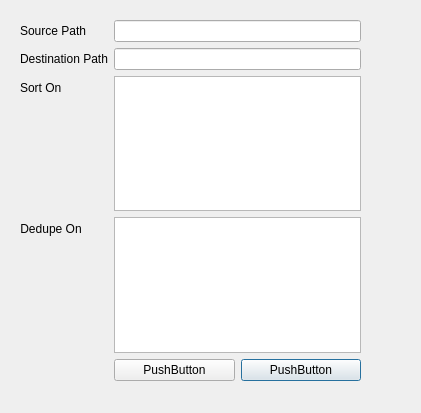
Qt form zeex/core/views/actions/merge_purge.ui (zbarge/zeex) before a commit.
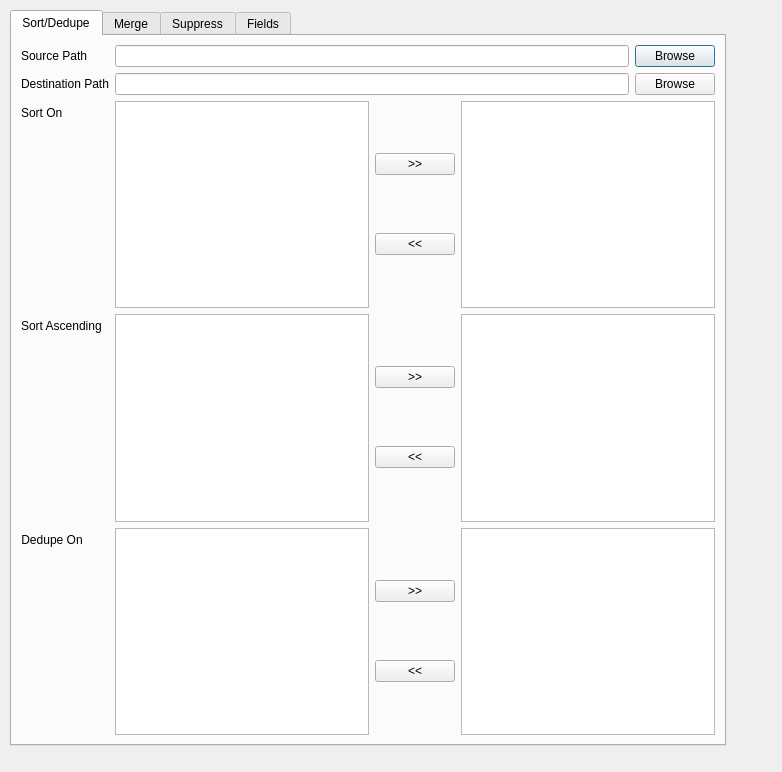
The same form after that commit. The open tabs and pages were chosen to show the change.

Commit message: Working on Merge/Purge feature.

```diff
--- a/zeex/core/views/actions/merge_purge.ui
+++ b/zeex/core/views/actions/merge_purge.ui
@@ -6,23 +6,47 @@
    <rect>
     <x>0</x>
     <y>0</y>
-    <width>421</width>
-    <height>413</height>
+    <width>782</width>
+    <height>772</height>
    </rect>
   </property>
+  <property name="sizePolicy">
+   <sizepolicy hsizetype="Expanding" vsizetype="Expanding">
+    <horstretch>0</horstretch>
+    <verstretch>0</verstretch>
+   </sizepolicy>
+  </property>
   <property name="windowTitle">
    <string>Merge/Purge</string>
   </property>
-  <widget class="QWidget" name="formLayoutWidget">
+  <widget class="QTabWidget" name="tabWidget">
    <property name="geometry">
     <rect>
-     <x>20</x>
-     <y>20</y>
-     <width>341</width>
-     <height>361</height>
+     <x>10</x>
+     <y>10</y>
+     <width>716</width>
+     <height>736</height>
     </rect>
    </property>
+   <property name="sizePolicy">
+    <sizepolicy hsizetype="Expanding" vsizetype="Expanding">
+     <horstretch>3</horstretch>
+     <verstretch>8</verstretch>
+    </sizepolicy>
+   </property>
+   <property name="currentIndex">
+    <number>2</number>
+   </property>
+   <widget class="QWidget" name="sortDropTab">
+    <attribute name="title">
+     <string>Sort/Dedupe</string>
+    </attribute>
+    <layout class="QVBoxLayout" name="verticalLayout">
+     <item>
    <layout class="QFormLayout" name="formLayout">
+       <property name="sizeConstraint">
+        <enum>QLayout::SetNoConstraint</enum>
+       </property>
     <property name="fieldGrowthPolicy">
      <enum>QFormLayout::AllNonFixedFieldsGrow</enum>
     </property>
@@ -34,8 +58,19 @@
      </widget>
     </item>
     <item row="0" column="1">
+        <layout class="QGridLayout" name="gridLayout_2">
+         <item row="0" column="1">
+          <widget class="QPushButton" name="sourcePathSelectButton">
+           <property name="text">
+            <string>Browse</string>
+           </property>
+          </widget>
+         </item>
+         <item row="0" column="0">
      <widget class="QLineEdit" name="sourcePathLineEdit"/>
     </item>
+        </layout>
+       </item>
     <item row="1" column="0">
      <widget class="QLabel" name="destPathLabel">
       <property name="text">
@@ -44,8 +79,19 @@
      </widget>
     </item>
     <item row="1" column="1">
+        <layout class="QGridLayout" name="gridLayout_3">
+         <item row="0" column="1">
+          <widget class="QPushButton" name="destPathSelectButton">
+           <property name="text">
+            <string>Browse</string>
+           </property>
+          </widget>
+         </item>
+         <item row="0" column="0">
      <widget class="QLineEdit" name="destPathLineEdit"/>
     </item>
+        </layout>
+       </item>
     <item row="2" column="0">
      <widget class="QLabel" name="sortOnLabel">
       <property name="text">
@@ -54,9 +100,73 @@
      </widget>
     </item>
     <item row="2" column="1">
-     <widget class="QColumnView" name="sortOnColumnView"/>
+        <layout class="QGridLayout" name="gridLayout">
+         <item row="0" column="0">
+          <layout class="QGridLayout" name="pushGrid">
+           <item row="0" column="3">
+            <widget class="QListView" name="sortOnRightView"/>
+           </item>
+           <item row="0" column="0">
+            <widget class="QListView" name="sortOnLeftView"/>
+           </item>
+           <item row="0" column="2">
+            <layout class="QGridLayout" name="btnGrid">
+             <item row="0" column="0">
+              <widget class="QPushButton" name="sortOnRightButton">
+               <property name="text">
+                <string>&gt;&gt;</string>
+               </property>
+              </widget>
+             </item>
+             <item row="1" column="0">
+              <widget class="QPushButton" name="sortOnLeftButton">
+               <property name="text">
+                <string>&lt;&lt;</string>
+               </property>
+              </widget>
+             </item>
+            </layout>
+           </item>
+          </layout>
+         </item>
+        </layout>
     </item>
     <item row="3" column="0">
+        <widget class="QLabel" name="sortAscLabel">
+         <property name="text">
+          <string>Sort Ascending</string>
+         </property>
+        </widget>
+       </item>
+       <item row="3" column="1">
+        <layout class="QGridLayout" name="pushGrid_2">
+         <item row="0" column="2">
+          <widget class="QListView" name="sortAscRightView"/>
+         </item>
+         <item row="0" column="1">
+          <layout class="QGridLayout" name="btnGrid_2">
+           <item row="0" column="0">
+            <widget class="QPushButton" name="sortAscRightButton">
+             <property name="text">
+              <string>&gt;&gt;</string>
+             </property>
+            </widget>
+           </item>
+           <item row="1" column="0">
+            <widget class="QPushButton" name="sortAscLeftButton">
+             <property name="text">
+              <string>&lt;&lt;</string>
+             </property>
+            </widget>
+           </item>
+          </layout>
+         </item>
+         <item row="0" column="0">
+          <widget class="QListView" name="sortAscLeftView"/>
+         </item>
+        </layout>
+       </item>
+       <item row="4" column="0">
      <widget class="QLabel" name="dedupeOnLabel">
       <property name="text">
        <string>Dedupe On</string>
@@ -69,28 +179,180 @@
       </property>
      </widget>
     </item>
-    <item row="3" column="1">
-     <widget class="QListView" name="dedupeOnListView"/>
-    </item>
     <item row="4" column="1">
-     <layout class="QGridLayout" name="btnGridLayout">
+        <layout class="QGridLayout" name="pushGrid_3">
+         <item row="0" column="2">
+          <widget class="QListView" name="dedupeOnRightView"/>
+         </item>
       <item row="0" column="1">
-       <widget class="QPushButton" name="btnCancel">
+          <layout class="QGridLayout" name="btnGrid_3">
+           <item row="0" column="0">
+            <widget class="QPushButton" name="dedupeOnRightButton">
         <property name="text">
-         <string>PushButton</string>
+              <string>&gt;&gt;</string>
         </property>
        </widget>
       </item>
+           <item row="1" column="0">
+            <widget class="QPushButton" name="dedupeOnLeftButton">
+             <property name="text">
+              <string>&lt;&lt;</string>
+             </property>
+            </widget>
+           </item>
+          </layout>
+         </item>
       <item row="0" column="0">
-       <widget class="QPushButton" name="btnExecute">
+          <widget class="QListView" name="dedupeOnLeftView"/>
+         </item>
+        </layout>
+       </item>
+      </layout>
+     </item>
+    </layout>
+   </widget>
+   <widget class="QWidget" name="mergeTab">
+    <attribute name="title">
+     <string>Merge</string>
+    </attribute>
+    <widget class="QWidget" name="formLayoutWidget_2">
+     <property name="geometry">
+      <rect>
+       <x>10</x>
+       <y>30</y>
+       <width>681</width>
+       <height>31</height>
+      </rect>
+     </property>
+     <layout class="QFormLayout" name="formLayout_2">
+      <property name="fieldGrowthPolicy">
+       <enum>QFormLayout::AllNonFixedFieldsGrow</enum>
+      </property>
+      <item row="0" column="0">
+       <widget class="QLabel" name="addMergeFileLabel">
         <property name="text">
-         <string>PushButton</string>
+         <string>Add File</string>
         </property>
        </widget>
       </item>
+      <item row="0" column="1">
+       <layout class="QGridLayout" name="gridLayout_4">
+        <item row="0" column="0">
+         <widget class="QLineEdit" name="addMergeFileLineEdit"/>
+        </item>
+        <item row="0" column="1">
+         <widget class="QPushButton" name="addMergeFilePushButton">
+          <property name="text">
+           <string>Browse</string>
+          </property>
+          <property name="checkable">
+           <bool>false</bool>
+          </property>
+          <property name="flat">
+           <bool>false</bool>
+          </property>
+         </widget>
+        </item>
      </layout>
     </item>
    </layout>
+    </widget>
+    <widget class="QWidget" name="mergeWidget" native="true">
+     <property name="geometry">
+      <rect>
+       <x>10</x>
+       <y>100</y>
+       <width>681</width>
+       <height>591</height>
+      </rect>
+     </property>
+    </widget>
+   </widget>
+   <widget class="QWidget" name="suppressTab">
+    <attribute name="title">
+     <string>Suppress</string>
+    </attribute>
+    <widget class="QWidget" name="formLayoutWidget_3">
+     <property name="geometry">
+      <rect>
+       <x>10</x>
+       <y>30</y>
+       <width>681</width>
+       <height>31</height>
+      </rect>
+     </property>
+     <layout class="QFormLayout" name="formLayout_3">
+      <property name="fieldGrowthPolicy">
+       <enum>QFormLayout::AllNonFixedFieldsGrow</enum>
+      </property>
+      <item row="0" column="0">
+       <widget class="QLabel" name="addSFileLabel">
+        <property name="text">
+         <string>Add File</string>
+        </property>
+       </widget>
+      </item>
+      <item row="0" column="1">
+       <layout class="QGridLayout" name="gridLayout_5">
+        <item row="0" column="0">
+         <widget class="QLineEdit" name="addSFileLineEdit"/>
+        </item>
+        <item row="0" column="1">
+         <widget class="QPushButton" name="addSFilePushButton">
+          <property name="text">
+           <string>Browse</string>
+          </property>
+          <property name="checkable">
+           <bool>false</bool>
+          </property>
+          <property name="flat">
+           <bool>false</bool>
+          </property>
+         </widget>
+        </item>
+       </layout>
+      </item>
+     </layout>
+    </widget>
+    <widget class="QWidget" name="gridLayoutWidget">
+     <property name="geometry">
+      <rect>
+       <x>20</x>
+       <y>140</y>
+       <width>461</width>
+       <height>501</height>
+      </rect>
+     </property>
+     <layout class="QGridLayout" name="gridLayout_6">
+      <item row="0" column="0">
+       <widget class="QTableView" name="sRenameTable"/>
+      </item>
+      <item row="0" column="1">
+       <widget class="QTableView" name="sFileTable"/>
+      </item>
+     </layout>
+    </widget>
+   </widget>
+   <widget class="QWidget" name="fieldsTab">
+    <attribute name="title">
+     <string>Fields</string>
+    </attribute>
+    <widget class="QWidget" name="horizontalLayoutWidget">
+     <property name="geometry">
+      <rect>
+       <x>10</x>
+       <y>10</y>
+       <width>691</width>
+       <height>691</height>
+      </rect>
+     </property>
+     <layout class="QHBoxLayout" name="horizontalLayout">
+      <item>
+       <widget class="QTableView" name="fieldsTableView"/>
+      </item>
+     </layout>
+    </widget>
+   </widget>
   </widget>
  </widget>
  <resources/>
```
Lines whose indentation alone changed are shown as unchanged. The commit also changes 3 other files.
